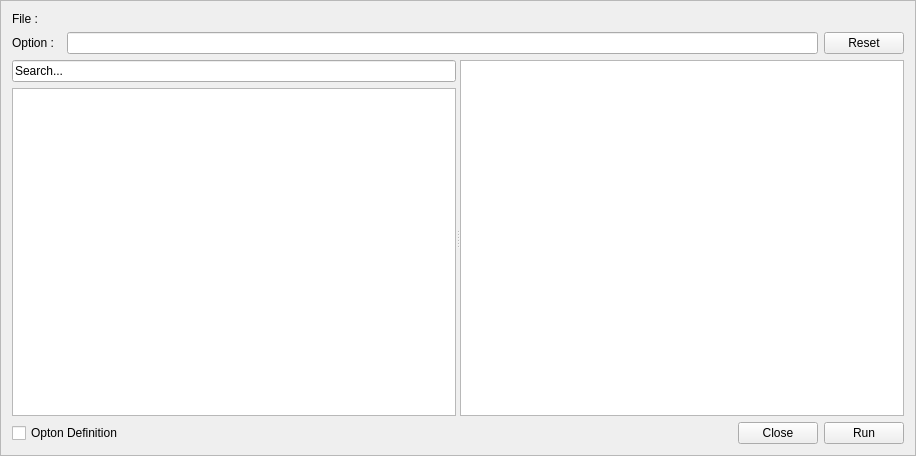
Above: src/optionconfigurator.ui from GAMS-dev/studio before the change. Below: the same form after it.
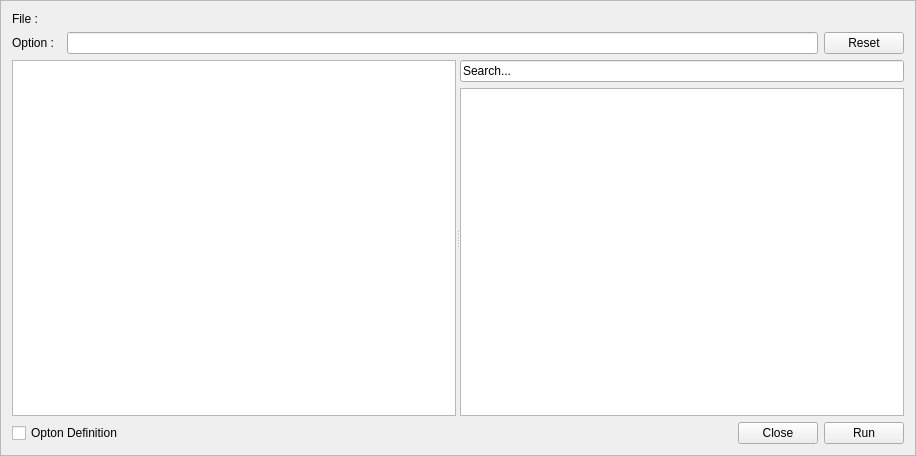
That is the form after the change.

Commit message: made option table view editable; added toggle check state on vertical header

```diff
--- a/src/optionconfigurator.ui
+++ b/src/optionconfigurator.ui
@@ -65,7 +65,8 @@
      <property name="orientation">
       <enum>Qt::Horizontal</enum>
      </property>
-     <widget class="QWidget" name="layoutWidget_2">
+     <widget class="QTableView" name="commandLineTableView"/>
+     <widget class="QWidget" name="verticalLayoutWidget">
       <layout class="QVBoxLayout" name="optionDefinition_VLayout">
        <item>
         <widget class="QLineEdit" name="searchLineEdit">
@@ -79,32 +80,6 @@
        </item>
       </layout>
      </widget>
-     <widget class="QWidget" name="layoutWidget_3">
-      <layout class="QVBoxLayout" name="Option_VLayout">
-       <item>
-        <widget class="QTableView" name="commandLineTableView">
-         <property name="selectionMode">
-          <enum>QAbstractItemView::SingleSelection</enum>
-         </property>
-         <property name="selectionBehavior">
-          <enum>QAbstractItemView::SelectRows</enum>
-         </property>
-         <property name="sortingEnabled">
-          <bool>true</bool>
-         </property>
-         <attribute name="horizontalHeaderHighlightSections">
-          <bool>false</bool>
-         </attribute>
-         <attribute name="verticalHeaderVisible">
-          <bool>false</bool>
-         </attribute>
-         <attribute name="verticalHeaderDefaultSectionSize">
-          <number>22</number>
-         </attribute>
-        </widget>
-       </item>
-      </layout>
-     </widget>
     </widget>
    </item>
    <item>
```
The commit also changes 4 other files.
